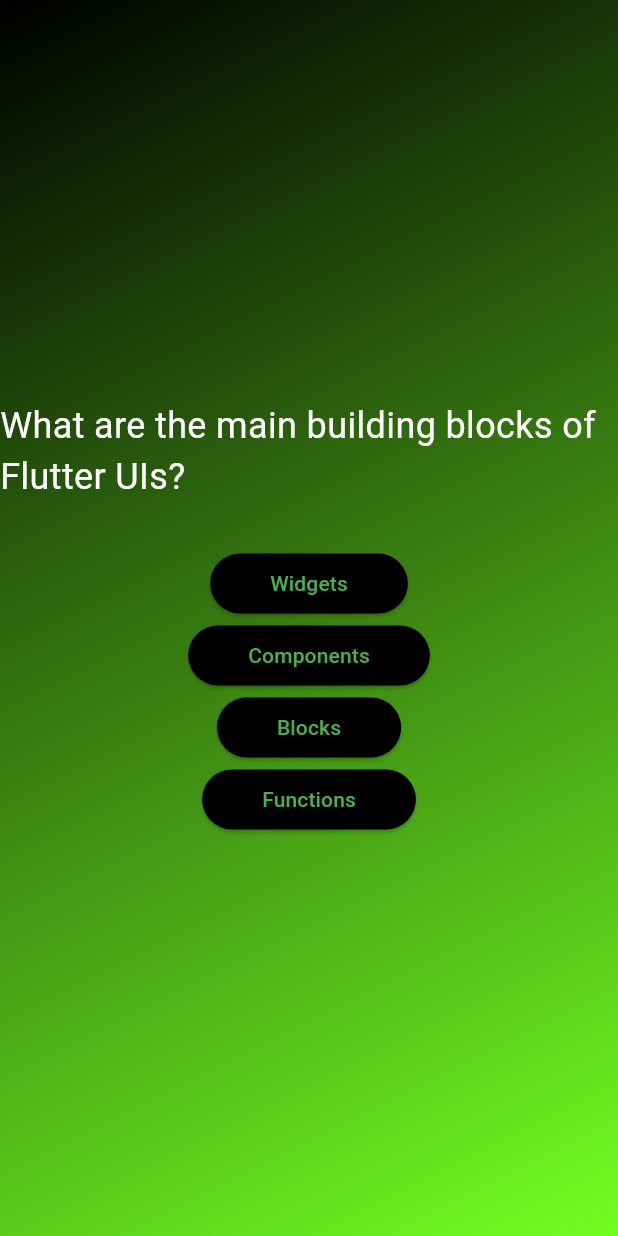
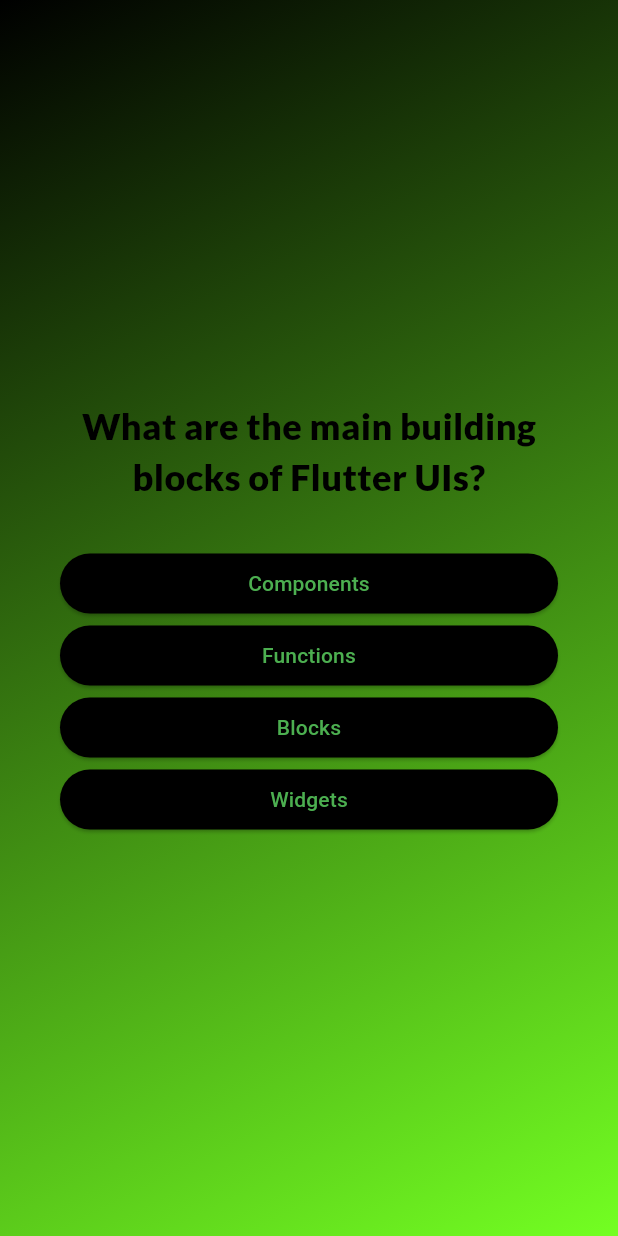
Before and after one commit to ultra7even/adv_basics, a Flutter app: the screen it shows after launch, after a tap on "Start Quiz!", on a phone screen of 412 x 824 dp. Run offline on Flutter 3.47's test engine with Material 3 defaults, Android fonts, the phone set to English and light mode, and no system bars; our stand-ins replace google_fonts.

Commit message:
Major UI improvements Ver.0.1.1

```diff
--- a/lib/answer_button.dart
+++ b/lib/answer_button.dart
@@ -25,7 +25,10 @@ class AnswerButton extends StatelessWidget {
           borderRadius: BorderRadius.circular(40),
         ),
       ),
-      child: Text(answerText),
+      child: Text(
+        answerText,
+        textAlign: TextAlign.center,
+      ),
     );
   }
 }
--- a/lib/models/quiz_question.dart
+++ b/lib/models/quiz_question.dart
@@ -3,4 +3,10 @@ class QuizQuestion {
 
   final String text;
   final List<String> answers;
+
+  List<String> getShuffledAnswers() {
+    final shuffledList = List.of(answers);
+    shuffledList.shuffle();
+    return shuffledList;
+  }
 }
--- a/lib/questions_screen.dart
+++ b/lib/questions_screen.dart
@@ -1,4 +1,6 @@
 import 'package:flutter/material.dart';
+import 'package:google_fonts/google_fonts.dart';
+
 import 'package:adv_basics/answer_button.dart';
 import 'package:adv_basics/data/questions.dart';
 
@@ -12,40 +14,46 @@ class QuestionsScreen extends StatefulWidget {
 }
 
 class _QuestionsScreenState extends State<QuestionsScreen> {
+  var currentQuestionIndex = 0;
+
+  void answerQuestion() {
+    // currentQuestionIndex = currentQuestionIndex + 1;
+    // currentQuestionIndex += 1;
+    setState(() {
+      currentQuestionIndex++;
+    });
+  }
+
   @override
   Widget build(context) {
-    final currentQuestion = questions[0];
+    final currentQuestion = questions[currentQuestionIndex];
 
     return SizedBox(
       width: double.infinity,
+      child: Container(
+        margin: const EdgeInsets.all(40),
         child: Column(
           mainAxisAlignment: MainAxisAlignment.center,
+          crossAxisAlignment: CrossAxisAlignment.stretch,
           children: [
             Text(
               currentQuestion.text,
-            style: const TextStyle(
-              color: Colors.white,
+              style: GoogleFonts.lato(
+                color: const Color.fromARGB(255, 0, 0, 0),
                 fontSize: 24,
+                fontWeight: FontWeight.w900,
               ),
+              textAlign: TextAlign.center,
             ),
             const SizedBox(height: 30),
-          AnswerButton(
-            answerText: currentQuestion.answers[0],
-            onTap: () {},
+            ...currentQuestion.getShuffledAnswers().map((answer) {
+              return AnswerButton(
+                answerText: answer,
+                onTap: answerQuestion,
+              );
+            })
+          ],
         ),
-           AnswerButton(
-            answerText: currentQuestion.answers[1],
-            onTap: () {},
-            ),
-           AnswerButton(
-            answerText: currentQuestion.answers[2],
-            onTap: () {},
-            ),
-           AnswerButton(
-            answerText: currentQuestion.answers[3],
-            onTap: () {},
-            ),
-        ],
       ),
     );
   }
--- a/lib/start_screen.dart
+++ b/lib/start_screen.dart
@@ -1,4 +1,5 @@
 import 'package:flutter/material.dart';
+import 'package:google_fonts/google_fonts.dart';
 
 class StartScreen extends StatelessWidget {
   const StartScreen(this.startQuiz, {super.key});
@@ -14,15 +15,17 @@ class StartScreen extends StatelessWidget {
           Image.asset(
             'assets/images/quiz-logo.png',
             width: 300,
-            color: const Color.fromARGB(150, 255, 255, 255),
+            color: const Color.fromARGB(255, 0, 0, 0),
           ),
           const SizedBox(height: 80),
-          const Text(
+          Text(
             'Learn Flutter the fun way',
-            style: TextStyle(
-              color: Colors.white,
-              fontSize: 24,
+            style: GoogleFonts.vampiroOne(
+              color: const Color.fromARGB(255, 0, 0, 0),
+              fontSize: 40,
+              fontWeight: FontWeight.bold,
             ),
+            textAlign: TextAlign.center,
           ),
           const SizedBox(height: 30),
           OutlinedButton.icon(
@@ -30,9 +33,12 @@ class StartScreen extends StatelessWidget {
             style: OutlinedButton.styleFrom(
               fixedSize: const Size(200, 50),
               foregroundColor: Colors.white,
+              backgroundColor: Colors.black,
             ),
             icon: const Icon(Icons.arrow_right_alt),
-            label: const Text('Start Quiz!'),
+            label: const Text(
+              'Start Quiz!'
+              ),
           ),
         ],
       ),
--- a/pubspec.yaml
+++ b/pubspec.yaml
@@ -35,6 +35,7 @@ dependencies:
   # The following adds the Cupertino Icons font to your application.
   # Use with the CupertinoIcons class for iOS style icons.
   cupertino_icons: ^1.0.2
+  google_fonts: ^6.1.0
 
 dev_dependencies:
   flutter_test:
@@ -45,7 +46,7 @@ dev_dependencies:
   # activated in the `analysis_options.yaml` file located at the root of your
   # package. See that file for information about deactivating specific lint
   # rules and activating additional ones.
-  flutter_lints: ^2.0.0
+  flutter_lints: ^3.0.1
 
 # For information on the generic Dart part of this file, see the
 # following page: https://dart.dev/tools/pub/pubspec
```
Also changed, not shown: pubspec.lock, 7 other files. Lines whose indentation alone changed are shown as unchanged.
